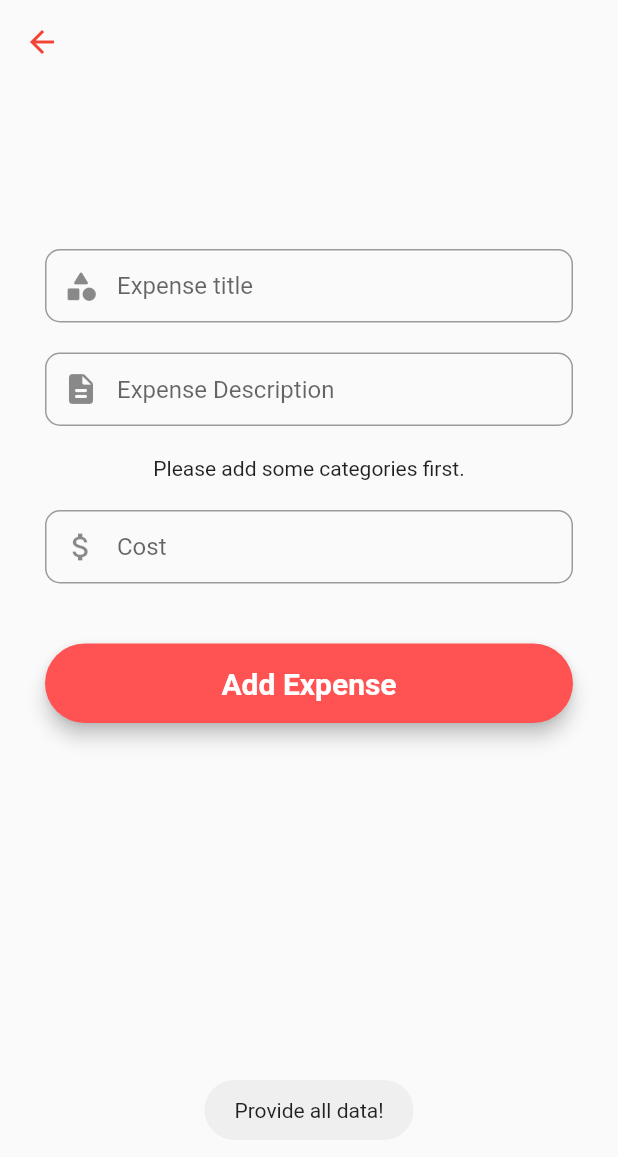
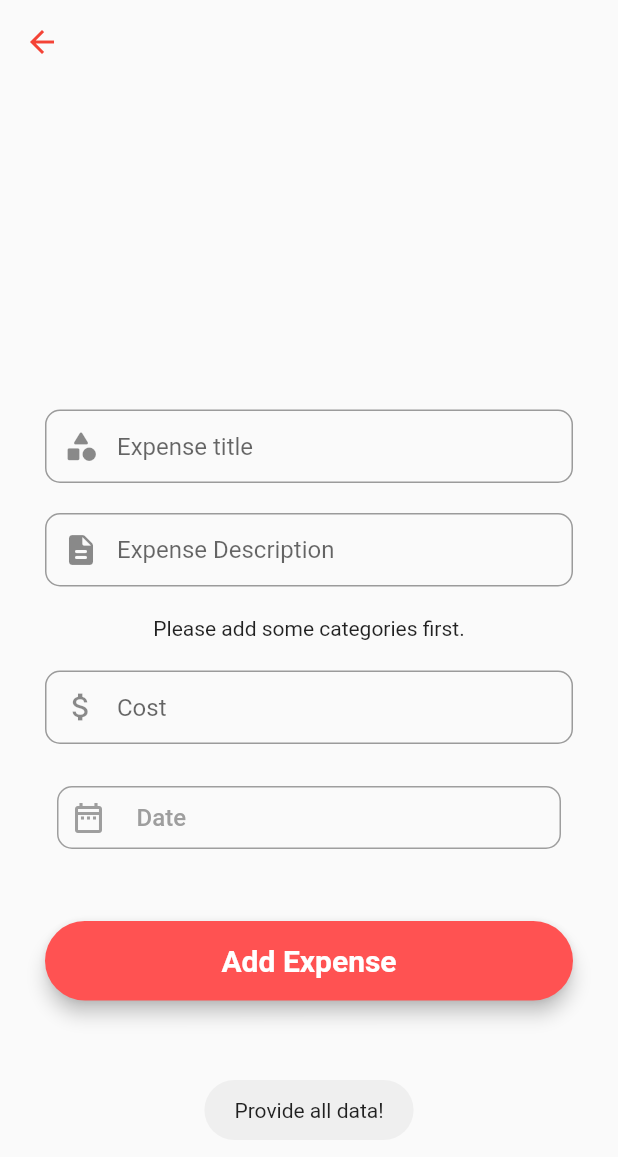
Before and after one commit to ZuzaTwardowska/Bilans-app, a Flutter app: the AddExpensePage screen opened directly, after a tap on "Add Expense", on a phone screen of 412 x 824 dp. Shown: the top 1157 px of the screen. Run offline on Flutter 3.47's test engine with Material 2 defaults, Android fonts, the phone set to English and light mode, and no system bars; our stand-ins replace cloud_firestore, firebase_auth, firebase_core, flutter_datetime_picker, fluttertoast; accounts and stored records are empty.

Commit message:
add date to expenses and incomes

```diff
--- a/lib/components/form_field_components.dart
+++ b/lib/components/form_field_components.dart
@@ -1,7 +1,9 @@
 import 'package:bilans/models/category_model.dart';
 import 'package:cloud_firestore/cloud_firestore.dart';
 import 'package:flutter/material.dart';
+import 'package:flutter_datetime_picker/flutter_datetime_picker.dart';
 import 'form_validation.dart';
+import 'package:intl/intl.dart';
 
 class FormFieldComponents {
   static TextFormField emailField(
@@ -102,6 +104,57 @@
     );
   }
 
+  static TextButton dateField(
+      BuildContext context, DateTime? dateController, Function setDate) {
+    return TextButton(
+      onPressed: () {
+        DatePicker.showDatePicker(context,
+            showTitleActions: true,
+            minTime: DateTime(2010, 1, 1),
+            maxTime: DateTime.now(),
+            theme: const DatePickerTheme(
+                headerColor: Colors.redAccent,
+                backgroundColor: Colors.white,
+                itemStyle: TextStyle(
+                    color: Colors.black,
+                    fontWeight: FontWeight.bold,
+                    fontSize: 18),
+                doneStyle: TextStyle(color: Colors.white, fontSize: 16)),
+            onConfirm: (date) {
+          setDate(date);
+        }, currentTime: DateTime.now(), locale: LocaleType.en);
+      },
+      child: Container(
+        decoration: BoxDecoration(
+            border: Border.all(color: Colors.grey),
+            borderRadius: BorderRadius.circular(10)),
+        child: Padding(
+          padding: const EdgeInsets.all(8.0),
+          child: Row(
+            children: [
+              const Icon(
+                Icons.date_range_outlined,
+                color: Colors.grey,
+              ),
+              const SizedBox(
+                width: 20,
+              ),
+              Text(
+                dateController == null
+                    ? "Date"
+                    : DateFormat("dd-MM-yyyy").format(dateController),
+                style: const TextStyle(
+                  color: Colors.grey,
+                  fontSize: 16,
+                ),
+              ),
+            ],
+          ),
+        ),
+      ),
+    );
+  }
+
   static Material formSubmitButton(BuildContext context, String name,
       List<TextEditingController> controllers, Function action) {
     return Material(
--- a/lib/models/expense_model.dart
+++ b/lib/models/expense_model.dart
@@ -1,3 +1,5 @@
+import 'package:cloud_firestore/cloud_firestore.dart';
+
 class ExpenseModel {
   String? id;
   String? userId;
@@ -5,6 +7,7 @@
   String? description;
   String? categoryId;
   String? amount;
+  DateTime? date;
 
   ExpenseModel(
       {this.id,
@@ -12,7 +15,8 @@
       this.name,
       this.description,
       this.categoryId,
-      this.amount});
+      this.amount,
+      this.date});
 
   factory ExpenseModel.fromMap(map) {
     return ExpenseModel(
@@ -22,6 +26,7 @@
       description: map['description'],
       categoryId: map['categoryId'],
       amount: map['amount'],
+      date: DateTime.fromMillisecondsSinceEpoch(map['date'].seconds * 1000),
     );
   }
 
@@ -33,6 +38,7 @@
       'description': description,
       'categoryId': categoryId,
       'amount': amount,
+      'date': date,
     };
   }
 }
--- a/lib/models/income_model.dart
+++ b/lib/models/income_model.dart
@@ -1,3 +1,5 @@
+import 'package:cloud_firestore/cloud_firestore.dart';
+
 class IncomeModel {
   String? id;
   String? userId;
@@ -5,6 +7,7 @@
   String? description;
   String? categoryId;
   String? amount;
+  DateTime? date;
 
   IncomeModel(
       {this.id,
@@ -12,7 +15,8 @@
       this.name,
       this.description,
       this.categoryId,
-      this.amount});
+      this.amount,
+      this.date});
 
   factory IncomeModel.fromMap(map) {
     return IncomeModel(
@@ -22,6 +26,7 @@
       description: map['description'],
       categoryId: map['categoryId'],
       amount: map['amount'],
+      date: DateTime.fromMillisecondsSinceEpoch(map['date'].seconds * 1000),
     );
   }
 
@@ -33,6 +38,7 @@
       'description': description,
       'categoryId': categoryId,
       'amount': amount,
+      'date': date,
     };
   }
 }
--- a/lib/pages/add_category_page.dart
+++ b/lib/pages/add_category_page.dart
@@ -99,6 +99,7 @@
         ),
       ),
       body: Center(
+        child: SingleChildScrollView(
           child: Padding(
             padding: const EdgeInsets.all(20),
             child: Form(
@@ -114,6 +115,7 @@
                   const SizedBox(height: 40),
                   addButton,
                 ],
+              ),
             ),
           ),
         ),
--- a/lib/pages/add_expense_page.dart
+++ b/lib/pages/add_expense_page.dart
@@ -20,6 +20,7 @@
   final nameController = TextEditingController();
   final descriptionController = TextEditingController();
   final amountController = TextEditingController();
+  DateTime? dateControll;
   String? selectedCategory;
   String? errorMessage;
 
@@ -64,6 +65,9 @@
         selectedCategory,
         setCategory);
 
+    final dateField =
+        FormFieldComponents.dateField(context, dateControll, setDate);
+
     final addButton = FormFieldComponents.addNewElement(
         context, expenses, addExpense, "Add Expense");
 
@@ -77,13 +81,14 @@
         ),
       ),
       body: Center(
+        child: SingleChildScrollView(
           child: Padding(
             padding: const EdgeInsets.all(30),
             child: Form(
               key: _formKey,
               child: Column(
                 children: <Widget>[
-                const SizedBox(height: 80),
+                  const SizedBox(height: 60),
                   nameField,
                   const SizedBox(height: 20),
                   descriptionField,
@@ -91,9 +96,12 @@
                   categoryField,
                   const SizedBox(height: 20),
                   amountField,
+                  const SizedBox(height: 20),
+                  dateField,
                   const SizedBox(height: 40),
                   addButton,
                 ],
+              ),
             ),
           ),
         ),
@@ -102,7 +110,9 @@
   }
 
   void addExpense(CollectionReference expenses) async {
-    if (selectedCategory == null || !_formKey.currentState!.validate()) {
+    if (selectedCategory == null ||
+        !_formKey.currentState!.validate() ||
+        dateControll == null) {
       Fluttertoast.showToast(msg: "Provide all data!");
       return;
     }
@@ -113,6 +123,7 @@
           'amount': Numeric.formatPrice(amountController.text),
           'userId': loggedInUser.uid,
           'categoryId': selectedCategory,
+          'date': dateControll,
           'id': expenses.doc().id,
         })
         .then((value) => Fluttertoast.showToast(msg: "Expense added!"))
@@ -126,4 +137,10 @@
       selectedCategory = value;
     });
   }
+
+  void setDate(DateTime value) {
+    setState(() {
+      dateControll = value;
+    });
   }
+}
--- a/lib/pages/expenses_page.dart
+++ b/lib/pages/expenses_page.dart
@@ -6,6 +6,7 @@
 import 'package:firebase_auth/firebase_auth.dart';
 import 'package:flutter/material.dart';
 import 'add_expense_page.dart';
+import 'package:intl/intl.dart';
 
 class ExpensesPage extends StatefulWidget {
   const ExpensesPage({Key? key}) : super(key: key);
@@ -95,6 +96,11 @@
                             ),
                             Text(categories[ExpenseModel.fromMap(doc.data()!)
                                 .categoryId!]!),
+                            const SizedBox(
+                              width: 10,
+                            ),
+                            Text(DateFormat("dd-MM-yyyy").format(
+                                ExpenseModel.fromMap(doc.data()!).date!)),
                           ],
                         ),
                       ),
--- a/lib/pages/incomes_page.dart
+++ b/lib/pages/incomes_page.dart
@@ -6,6 +6,7 @@
 import 'package:firebase_auth/firebase_auth.dart';
 import 'package:flutter/material.dart';
 import 'add_income_page.dart';
+import 'package:intl/intl.dart';
 
 class IncomesPage extends StatefulWidget {
   const IncomesPage({Key? key}) : super(key: key);
@@ -95,6 +96,11 @@
                             ),
                             Text(categories[
                                 IncomeModel.fromMap(doc.data()!).categoryId!]!),
+                            const SizedBox(
+                              width: 10,
+                            ),
+                            Text(DateFormat("dd-MM-yyyy").format(
+                                IncomeModel.fromMap(doc.data()!).date!)),
                           ],
                         ),
                       ),
--- a/pubspec.yaml
+++ b/pubspec.yaml
@@ -33,6 +33,7 @@
   firebase_core: ^1.10.2
   flutter:
     sdk: flutter
+  flutter_datetime_picker: ^1.5.1
   fluttertoast: ^8.0.8
 
 dev_dependencies:
```
Also changed, not shown: lib/pages/add_income_page.dart (+19 -2 lines), pubspec.lock. Lines whose indentation alone changed are shown as unchanged.
